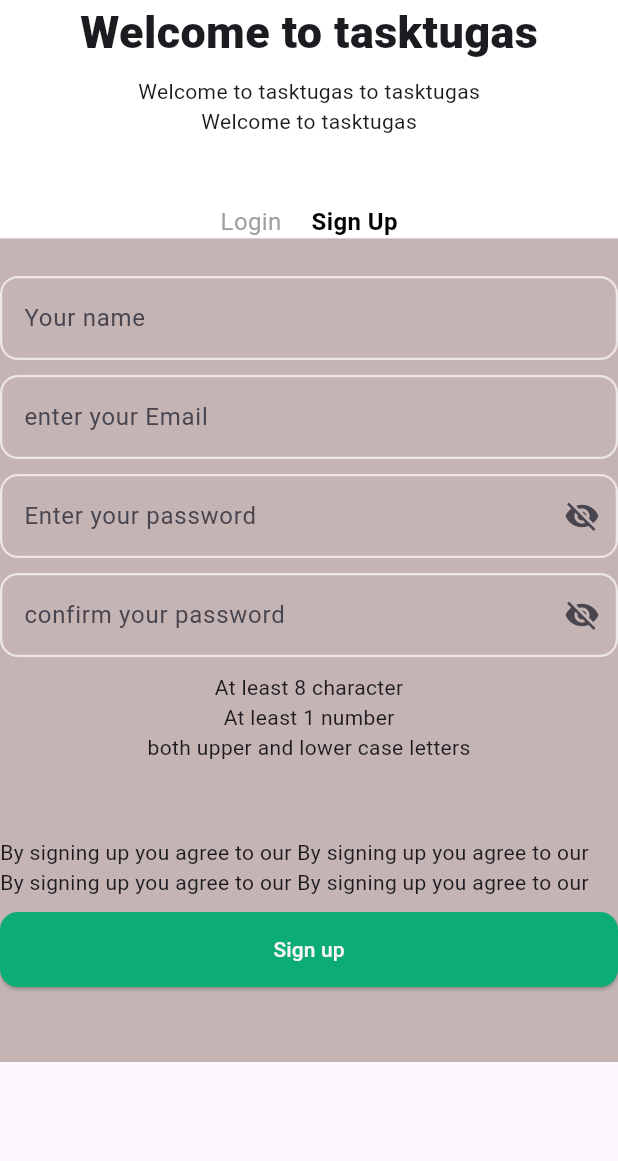
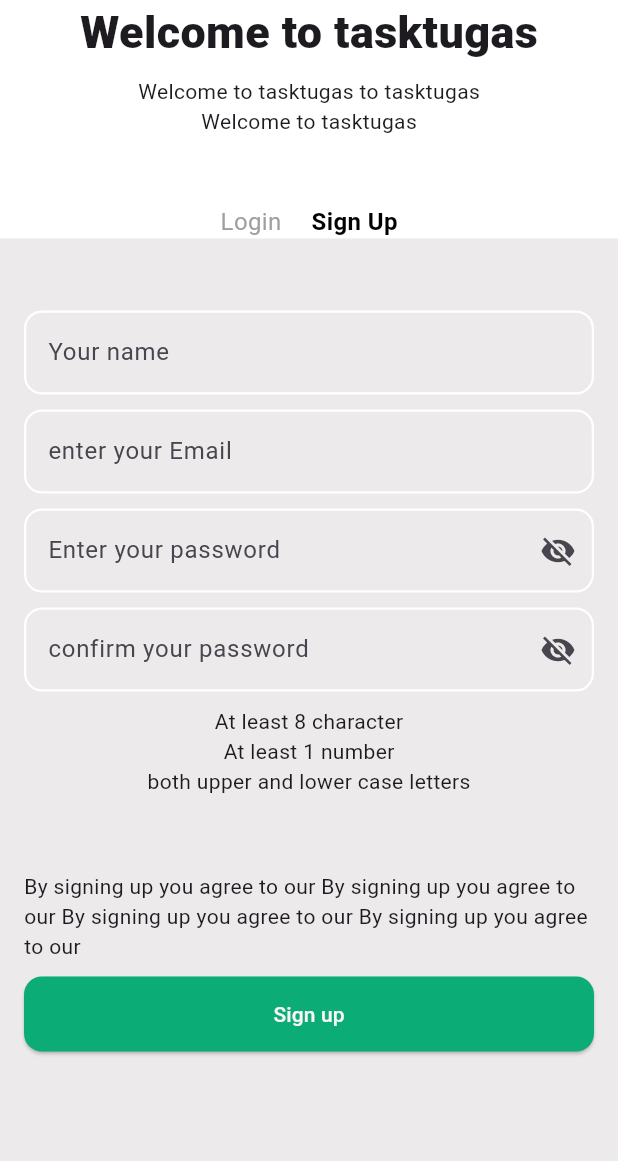
Before and after one commit to KALU56/friday_code_night, a Flutter app: the LoginSiginup screen opened directly, after a tap on "Sign Up", on a phone screen of 412 x 824 dp, the part 75-1236 px from its top. Run offline on Flutter 3.47's test engine with Material 3 defaults, Android fonts, the phone set to English and light mode, and no system bars; our stand-ins replace google_fonts.

Commit message:
feat: modfy ui of login and sigin up

```diff
--- a/splash_and_onboarding/lib/screens/login_siginup.dart
+++ b/splash_and_onboarding/lib/screens/login_siginup.dart
@@ -96,10 +96,13 @@ class _LoginSiginupState extends State<LoginSiginup> {
               ),
             ],
           ),
-          Expanded(
+                  Expanded(
             child: Container(
-              color: const Color.fromARGB(255, 196, 180, 180),
-              child: isLogin ? Login() : Siginup(),
+              color: const Color.fromARGB(255, 236, 234, 234), // background for both
+              child: AnimatedSwitcher(
+                duration: Duration(milliseconds: 300),
+                child: isLogin ? const Login() : const Siginup(),
+              ),
             ),
           ),
         ],
--- a/splash_and_onboarding/lib/widgt/login.dart
+++ b/splash_and_onboarding/lib/widgt/login.dart
@@ -1,5 +1,6 @@
 import 'package:flutter/material.dart';
 import '../core/assets.dart';
+import '../screens/';
 class Login extends StatefulWidget {
   const Login({super.key});
 
@@ -18,7 +19,7 @@ class _LoginState extends State<Login> {
       child: Column(
         children: [
           Container(
-              color: const Color.fromARGB(255, 196, 180, 180),
+             color: const Color.fromARGB(255, 236, 234, 234),
               child: Column(
               children: [
                 SizedBox(height: 9,),
@@ -89,7 +90,7 @@ class _LoginState extends State<Login> {
                       enabledBorder: OutlineInputBorder(
                         borderRadius: BorderRadius.circular(12),
                         borderSide: BorderSide(
-                          color: const Color.fromARGB(255, 236, 230, 230),
+                          color: const Color.fromARGB(255, 255, 255, 255),
                           width: 1.5,
                         ),
                       ),
@@ -107,7 +108,7 @@ class _LoginState extends State<Login> {
                       enabledBorder: OutlineInputBorder(
                         borderRadius: BorderRadius.circular(12),
                         borderSide: BorderSide(
-                          color: const Color.fromARGB(255, 236, 230, 230),
+                          color: const Color.fromARGB(255, 255, 255, 255),
                           width: 1.5,
                         ),
                       ),
@@ -128,17 +129,29 @@ class _LoginState extends State<Login> {
                   ),
                   SizedBox(height: 20),
 
+                  GestureDetector(
+                    onTap: () {
+                      Navigator.push(
+                        context,
+                        MaterialPageRoute(
+                          builder: (context) => const ForgotPasswordPage(),
+                        ),
+                      );
+                    },
+                    child: Text(
+                      'Forgot Password?',
+                      style: TextStyle(
+                        color: Colors.blue,
+                        decoration: TextDecoration.underline,
+                        fontSize: 16,
+                      ),
+                    ),
+                  ),
 
 
 
 
 
-                        Text(
-                          'Forgot Password?',
-                          style: TextStyle(
-
-                          ),
-                        ),
 
 
                     SizedBox(height: 20),
--- a/splash_and_onboarding/lib/widgt/siginup.dart
+++ b/splash_and_onboarding/lib/widgt/siginup.dart
@@ -1,5 +1,5 @@
 import 'package:flutter/material.dart';
-
+import '../core/assets.dart';
 class Siginup extends StatefulWidget {
   const Siginup({super.key});
 
@@ -11,22 +11,25 @@ class _LoginState extends State<Siginup> {
   bool _obscurePassword = true;
   @override
  Widget build(BuildContext context) {
-    return Scaffold(
-      body: Column(
+    return   Form(
+
+    child: SingleChildScrollView(
+      padding: EdgeInsets.all(16),
+      child: Column(
         children: [
+
               Container(
-              color: const Color.fromARGB(255, 196, 180, 180),
+               color: const Color.fromARGB(255, 236, 234, 234),
                 child: Column(
                   children: [
                     SizedBox(height: 25),
-
 
                     TextField(
                       decoration: InputDecoration(
                         enabledBorder: OutlineInputBorder(
                           borderRadius: BorderRadius.circular(12),
                           borderSide: BorderSide(
-                          color: const Color.fromARGB(255, 236, 230, 230),
+                            color: const Color.fromARGB(255, 255, 255, 255),
                             width: 1.5,
                           ),
                         ),
@@ -34,13 +37,13 @@ class _LoginState extends State<Siginup> {
                       ),
                       keyboardType: TextInputType.name,
                     ),
-                  SizedBox(height:10),
+                    SizedBox(height: 10),
                     TextField(
                       decoration: InputDecoration(
                         enabledBorder: OutlineInputBorder(
                           borderRadius: BorderRadius.circular(12),
                           borderSide: BorderSide(
-                          color: const Color.fromARGB(255, 236, 230, 230),
+                            color: const Color.fromARGB(255, 255, 255, 255),
                             width: 1.5,
                           ),
                         ),
@@ -48,7 +51,7 @@ class _LoginState extends State<Siginup> {
                       ),
                       keyboardType: TextInputType.name,
                     ),
-                  SizedBox(height:10),
+                    SizedBox(height: 10),
 
                     TextField(
                       // obscureText: _obscurePassword,
@@ -57,7 +60,7 @@ class _LoginState extends State<Siginup> {
                         enabledBorder: OutlineInputBorder(
                           borderRadius: BorderRadius.circular(12),
                           borderSide: BorderSide(
-                          color: const Color.fromARGB(255, 236, 230, 230),
+                            color: const Color.fromARGB(255, 255, 255, 255),
                             width: 1.5,
                           ),
                         ),
@@ -75,15 +78,15 @@ class _LoginState extends State<Siginup> {
                         ),
                       ),
                     ),
-                  SizedBox(height:10),
+                    SizedBox(height: 10),
                     TextField(
-                    // obscureText: _obscurePassword,
+                      obscureText: _obscurePassword,
                       decoration: InputDecoration(
                         hintText: 'confirm your password',
                         enabledBorder: OutlineInputBorder(
                           borderRadius: BorderRadius.circular(12),
                           borderSide: BorderSide(
-                          color: const Color.fromARGB(255, 236, 230, 230),
+                            color: const Color.fromARGB(255, 255, 255, 255),
                             width: 1.5,
                           ),
                         ),
@@ -101,21 +104,31 @@ class _LoginState extends State<Siginup> {
                         ),
                       ),
                     ),
-                  SizedBox(height:10),
+                    SizedBox(height: 10),
                     Text('At least 8 character'),
                     Text('At least 1 number'),
                     Text('both upper and lower case letters'),
-                   SizedBox(height:50),
-                  Text('By signing up you agree to our By signing up you agree to our By signing up you agree to our By signing up you agree to our'),
-
-
+                    SizedBox(height: 50),
+                    Text(
+                      'By signing up you agree to our By signing up you agree to our By signing up you agree to our By signing up you agree to our',
+                    ),
 
                     SizedBox(height: 10),
                     ElevatedButton(
                       onPressed: () {},
                       style: ElevatedButton.styleFrom(
-                      backgroundColor: const Color.fromARGB(255, 11, 172, 118),
-                      foregroundColor: const Color.fromARGB(255, 248, 245, 245),
+                        backgroundColor: const Color.fromARGB(
+                          255,
+                          11,
+                          172,
+                          118,
+                        ),
+                        foregroundColor: const Color.fromARGB(
+                          255,
+                          248,
+                          245,
+                          245,
+                        ),
                         minimumSize: const Size(double.infinity, 50),
                         shape: RoundedRectangleBorder(
                           borderRadius: BorderRadius.circular(12),
@@ -124,15 +137,16 @@ class _LoginState extends State<Siginup> {
 
                       child: Center(child: Text('Sign up')),
                     ),
-                   SizedBox(height:50),
-
-
+                    SizedBox(height: 50),
                   ],
                 ),
               ),
-          ],
+        ]
+
+
+
       ),
-
+    ),
   );
   }
 }
```
Also changed, not shown: splash_and_onboarding/lib/screens/verification.dart (+149 -0 lines). Lines whose indentation alone changed are shown as unchanged.
